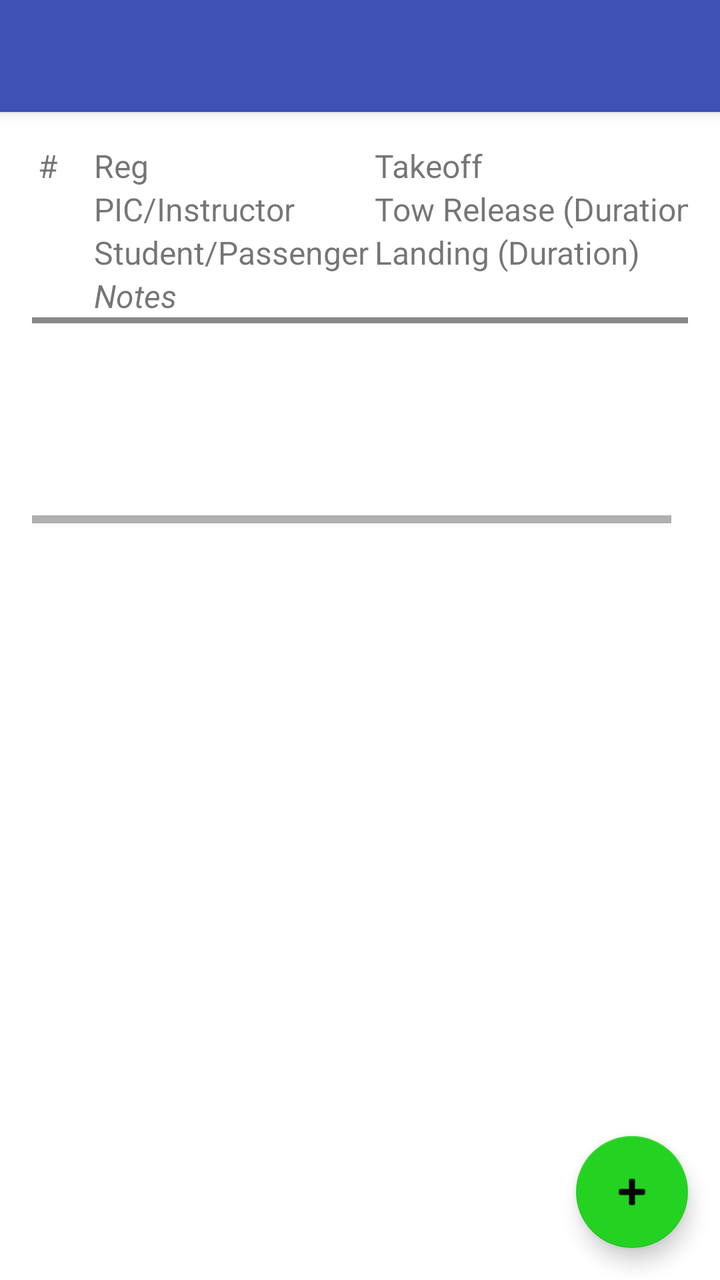
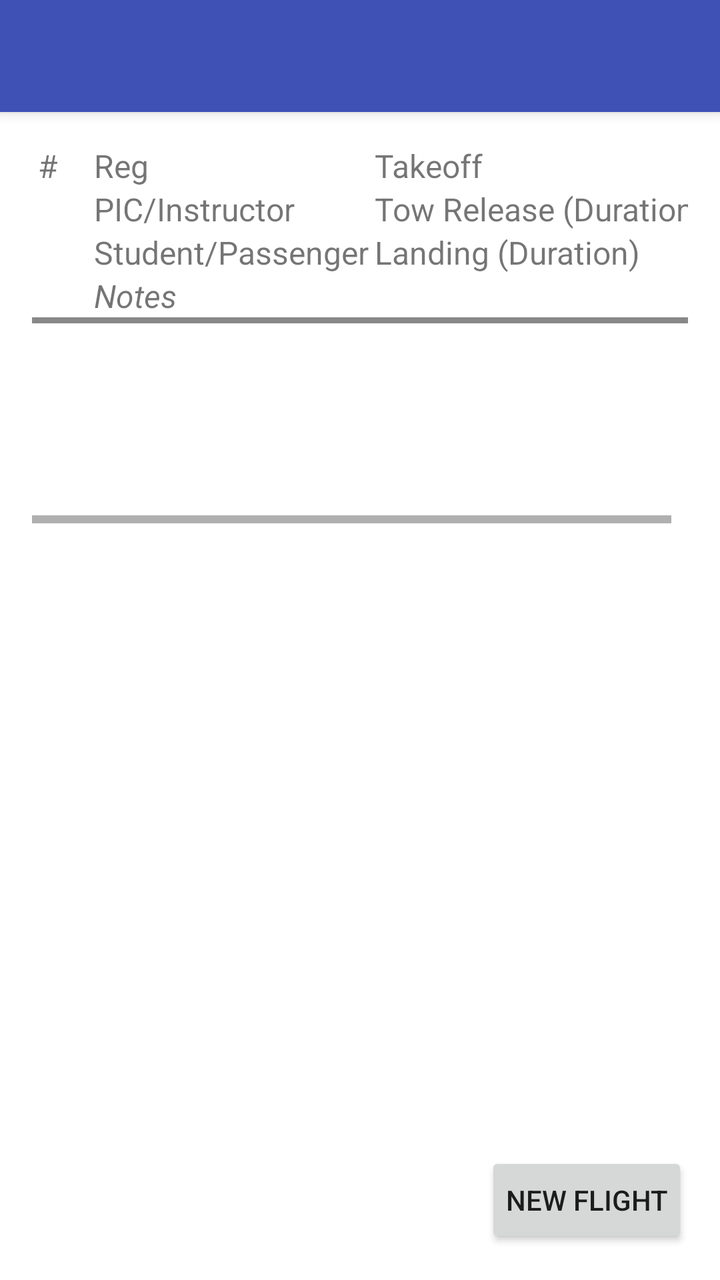

An Android layout rendered at two revisions. The XML below is the earlier revision; the diff shows what the commit changed to produce the second picture.
<!-- AndroidManifest.xml: application theme Theme.GliderLog -->
<!-- res/layout/activity_day_overview.xml -->
<?xml version="1.0" encoding="utf-8"?>
<RelativeLayout xmlns:android="http://schemas.android.com/apk/res/android"
    xmlns:app="http://schemas.android.com/apk/res-auto"
    android:layout_width="match_parent"
    android:layout_height="match_parent"
    android:background="@color/background">

    <androidx.appcompat.widget.Toolbar
        android:id="@+id/toolbardayoverview"
        android:layout_width="match_parent"
        android:layout_height="?attr/actionBarSize"
        android:background="?attr/colorPrimary"
        android:elevation="4dp"
        android:theme="@style/ThemeOverlay.AppCompat.Dark"
        app:popupTheme="@style/ThemeOverlay.AppCompat.Light" />

    <RelativeLayout
        android:layout_width="match_parent"
        android:layout_height="match_parent"
        android:layout_below="@+id/toolbardayoverview"
        android:paddingBottom="@dimen/activity_vertical_margin"
        android:paddingLeft="@dimen/activity_horizontal_margin"
        android:paddingRight="@dimen/activity_horizontal_margin"
        android:paddingTop="@dimen/activity_vertical_margin">

        <ScrollView
            android:id="@+id/dayOverviewScroll"
            android:layout_width="match_parent"
            android:layout_height="match_parent">

            <HorizontalScrollView
                android:layout_width="match_parent"
                android:layout_height="match_parent"
                android:fillViewport="true">

                <LinearLayout
                    android:layout_width="wrap_content"
                    android:layout_height="wrap_content"
                    android:orientation="vertical"
                    android:paddingBottom="100dp">

                    <TableLayout
                        android:id="@+id/dayOverViewTableLayout"
                        android:layout_width="match_parent"
                        android:layout_height="match_parent"
                        android:stretchColumns="1">

                        <TableRow
                            android:layout_width="match_parent"
                            android:layout_height="wrap_content">

                            <TextView
                                android:id="@+id/defaultTableTextView"
                                android:layout_width="match_parent"
                                android:layout_height="wrap_content"
                                android:gravity="left"
                                android:paddingLeft="3dip"
                                android:paddingRight="15dip"
                                android:text="#"
                                android:textSize="16sp" />

                            <LinearLayout
                                android:layout_width="wrap_content"
                                android:layout_height="wrap_content"
                                android:orientation="vertical">

                                <TextView
                                    android:layout_width="wrap_content"
                                    android:layout_height="wrap_content"
                                    android:gravity="left"
                                    android:paddingLeft="3dip"
                                    android:text="Reg"
                                    android:textSize="16sp" />

                                <TextView
                                    android:layout_width="wrap_content"
                                    android:layout_height="wrap_content"
                                    android:gravity="left"
                                    android:paddingLeft="3dip"
                                    android:text="PIC/Instructor"
                                    android:textSize="16sp" />

                                <TextView
                                    android:layout_width="wrap_content"
                                    android:layout_height="wrap_content"
                                    android:gravity="left"
                                    android:paddingLeft="3dip"
                                    android:text="Student/Passenger"
                                    android:textSize="16sp" />

                                <TextView
                                    android:layout_width="wrap_content"
                                    android:layout_height="wrap_content"
                                    android:gravity="left"
                                    android:paddingLeft="3dip"
                                    android:text="Notes"
                                    android:textSize="16sp"
                                    android:textStyle="italic" />
                            </LinearLayout>

                            <LinearLayout
                                android:layout_width="wrap_content"
                                android:layout_height="wrap_content"
                                android:orientation="vertical">

                                <TextView
                                    android:layout_width="match_parent"
                                    android:layout_height="wrap_content"
                                    android:gravity="left"
                                    android:paddingLeft="3dip"
                                    android:text="Takeoff"
                                    android:textSize="16sp" />

                                <TextView
                                    android:layout_width="match_parent"
                                    android:layout_height="wrap_content"
                                    android:gravity="left"
                                    android:paddingLeft="3dip"
                                    android:text="Tow Release (Duration)"
                                    android:textSize="16sp" />

                                <TextView
                                    android:layout_width="match_parent"
                                    android:layout_height="wrap_content"
                                    android:gravity="left"
                                    android:paddingLeft="3dip"
                                    android:text="Landing (Duration)"
                                    android:textSize="16sp" />
                            </LinearLayout>
                        </TableRow>

                        <TableRow
                            android:layout_width="match_parent"
                            android:layout_height="3dp"
                            android:background="#888888">

                            <View
                                android:layout_width="fill_parent"
                                android:layout_height="3dp"
                                android:layout_span="3" />
                        </TableRow>
                    </TableLayout>
                </LinearLayout>
            </HorizontalScrollView>
        </ScrollView>
    </RelativeLayout>

    <com.google.android.material.floatingactionbutton.FloatingActionButton
        android:id="@+id/addFlightButton"
        android:layout_width="wrap_content"
        android:layout_height="wrap_content"
        android:layout_alignParentBottom="true"
        android:layout_alignParentEnd="true"
        android:layout_margin="16dp"
        android:src="@android:drawable/ic_input_add"
        android:tint="@color/white" />

</RelativeLayout>
<!-- resources referenced by this layout -->
<resources>
  <color name="background">#FFFFFFFF</color>
  <color name="white">#FFFFFFFF</color>
  <dimen name="activity_horizontal_margin">16dp</dimen>
  <dimen name="activity_vertical_margin">16dp</dimen>
  <style name="Theme.GliderLog" parent="Theme.MaterialComponents.DayNight.NoActionBar">
          <item name="colorPrimary">@color/colorPrimary</item>
          <item name="colorPrimaryVariant">@color/colorPrimaryDark</item>
          <item name="colorOnPrimary">@color/white</item>
          <item name="colorSecondary">@color/colorAccent</item>
          <item name="colorSecondaryVariant">@color/colorAccent</item>
          <item name="colorOnSecondary">@color/black</item>
          <item name="android:statusBarColor">@android:color/transparent</item>
      </style>
  <color name="colorPrimary">#3F51B5</color>
  <color name="colorPrimaryDark">#303F9F</color>
  <color name="colorAccent">#24D222</color>
  <color name="black">#FF000000</color>
</resources>

<!-- the commit's change to res/layout/activity_day_overview.xml (unified diff, before → after) -->
@@ -145,14 +145,14 @@
         </ScrollView>
     </RelativeLayout>
 
-    <com.google.android.material.floatingactionbutton.FloatingActionButton
+    <Button
         android:id="@+id/addFlightButton"
         android:layout_width="wrap_content"
         android:layout_height="wrap_content"
         android:layout_alignParentBottom="true"
         android:layout_alignParentEnd="true"
         android:layout_margin="16dp"
-        android:src="@android:drawable/ic_input_add"
-        android:tint="@color/white" />
+        android:padding="10dp"
+        android:text="@string/new_flight" />
 
 </RelativeLayout>
<!-- resource entries referenced after the edit -->
@@ -1,9 +1,9 @@
 <!-- resources referenced by this layout -->
 <resources>
   <color name="background">#FFFFFFFF</color>
-  <color name="white">#FFFFFFFF</color>
   <dimen name="activity_horizontal_margin">16dp</dimen>
   <dimen name="activity_vertical_margin">16dp</dimen>
+  <string name="new_flight">New flight</string>
   <style name="Theme.GliderLog" parent="Theme.MaterialComponents.DayNight.NoActionBar">
           <item name="colorPrimary">@color/colorPrimary</item>
           <item name="colorPrimaryVariant">@color/colorPrimaryDark</item>
@@ -15,6 +15,7 @@
       </style>
   <color name="colorPrimary">#3F51B5</color>
   <color name="colorPrimaryDark">#303F9F</color>
+  <color name="white">#FFFFFFFF</color>
   <color name="colorAccent">#24D222</color>
   <color name="black">#FF000000</color>
 </resources>
